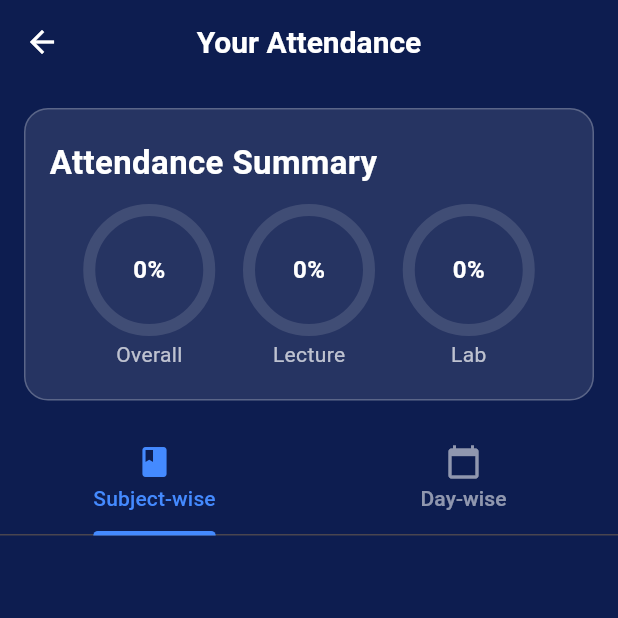
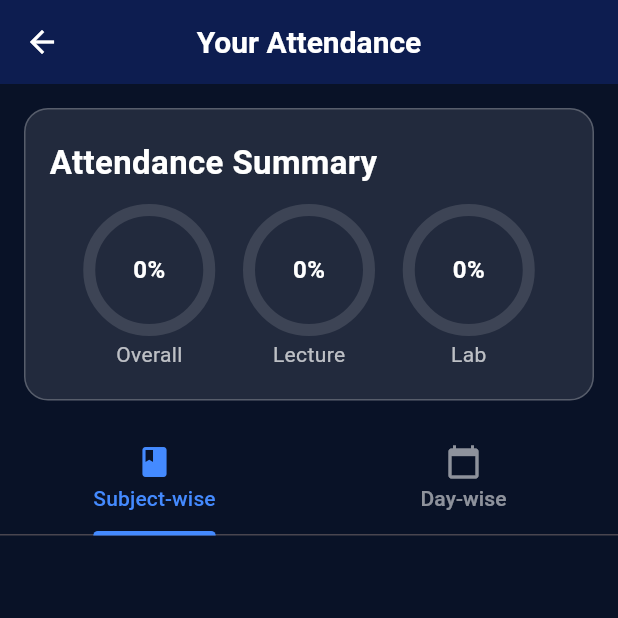
Before and after one commit to shiv4705/CampusSync, a Flutter app: the StudentAttendanceScreen screen opened directly with empty values, on a phone screen of 412 x 824 dp, the top half of it. Run offline on Flutter 3.47's test engine with Material 3 defaults, Android fonts, the phone set to English and light mode, and no system bars; our stand-ins replace cloud_firestore, firebase_auth, firebase_core, table_calendar; accounts and stored records are empty.

Commit message:
Minor Changes

```diff
--- a/lib/screens/student/student_attendance_screen.dart
+++ b/lib/screens/student/student_attendance_screen.dart
@@ -109,9 +109,10 @@ class _StudentAttendanceScreenState extends State<StudentAttendanceScreen>
   @override
   Widget build(BuildContext context) {
     const Color darkBlue2 = Color(0xFF0D1D50);
+    const Color darkBlue1 = Color(0xFF091227);
 
     return Scaffold(
-      backgroundColor: darkBlue2,
+      backgroundColor: darkBlue1,
       appBar: AppBar(
         title: const Text("Your Attendance"),
         backgroundColor: darkBlue2,
```
